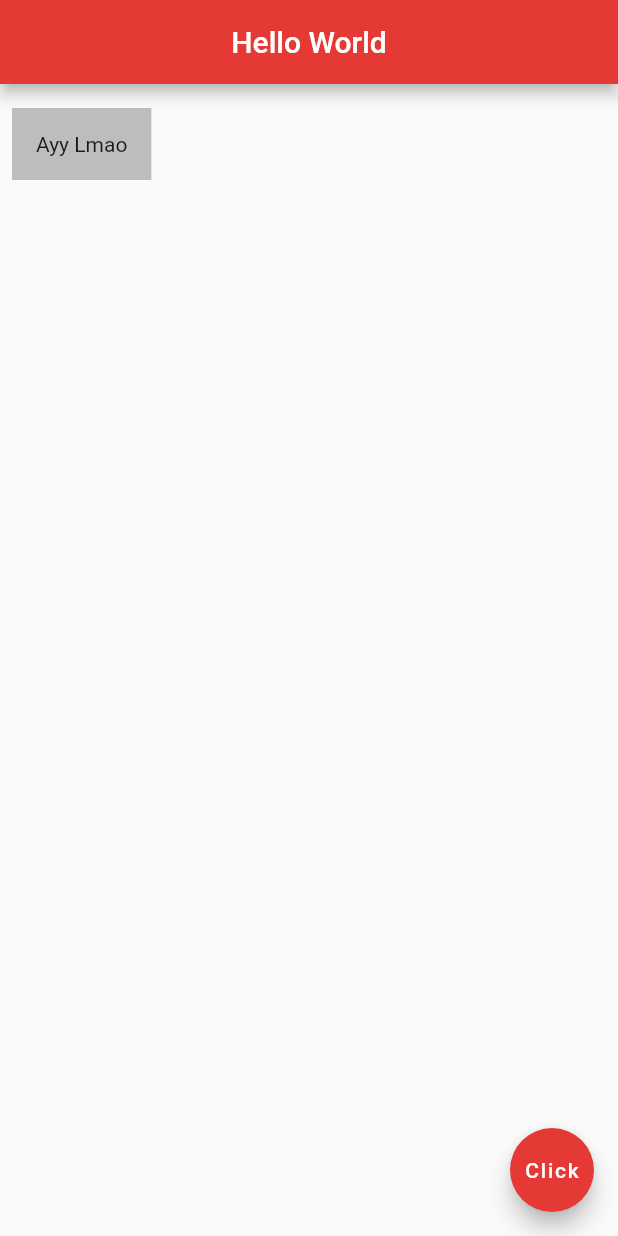
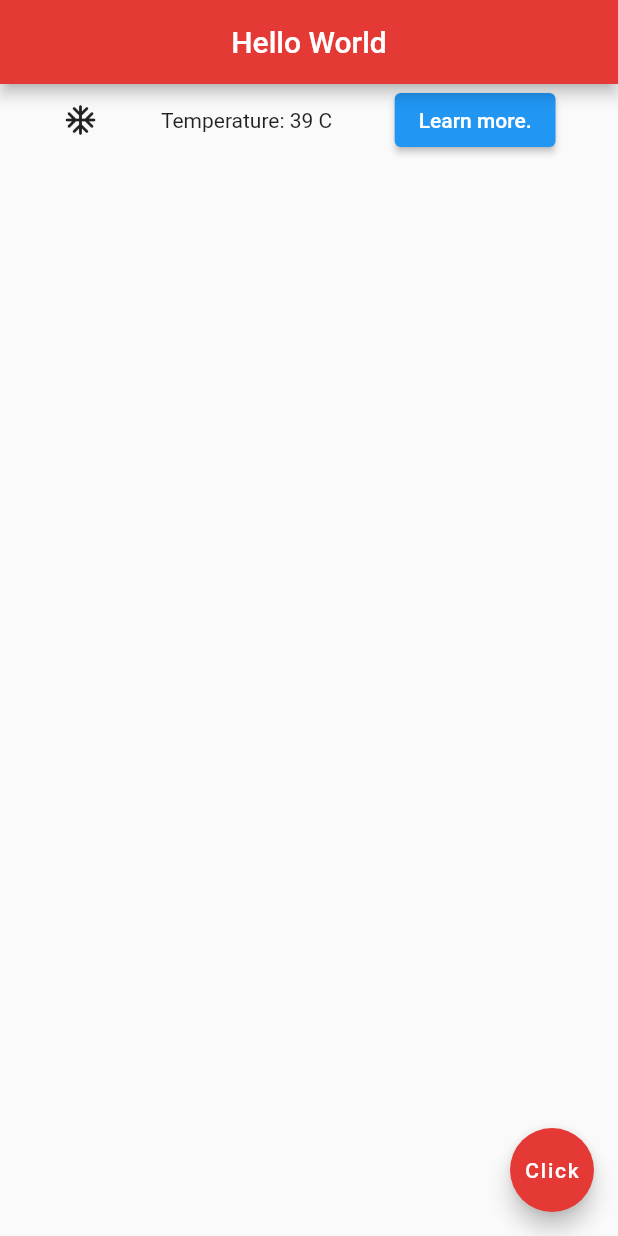
Before and after one commit to AbrahamWong/flutter_tutorial, a Flutter app: the screen it shows after launch, on a phone screen of 412 x 824 dp. Run offline on Flutter 3.47's test engine with Material 2 defaults, Android fonts, the phone set to English and light mode, and no system bars.

Commit message:
Using Row() to place multiple Widget in a single row, MainAxisAlignment & CrossAxisAlignment to align elements on the row in particular axis.

```diff
--- a/lib/main.dart
+++ b/lib/main.dart
@@ -26,22 +26,22 @@ class Home extends StatelessWidget {
         backgroundColor: Colors.red[600],
       ),
 
-      // Container is used to contains a Widget, usually used for margin
-      // and padding
-      body: Container(
-        // padding is used to add padding, duh.
-        // use EdgeInsets to add padding / margin
-        padding: const EdgeInsets.all(16.0),
-        margin: const EdgeInsets.symmetric(horizontal: 8, vertical: 16),
-        color: Colors.grey[400],
-        child: const Text("Ayy Lmao"),
+      // Row() allows you to place multiple Widget in a single row
+      // only using Row() is fine and dandy until you realize that
+      // there is no spacing on the elements whatsoever
+      // Use MainAxisAlignment to align row elements horizontally
+      // Use CrossAxisAlignment to align row elements vertically
+      // there is no margin on Row() btw, maybe use Container for that.
+      body: Row(
+        mainAxisAlignment: MainAxisAlignment.spaceEvenly,
+        children: [
+          const Icon(Icons.ac_unit_rounded),
+          const Text("Temperature: 39 C"),
+          ElevatedButton(
+              onPressed: () {},
+              child: const Text("Learn more."))
+        ],
       ),
-
-      // or you know, you can just use Padding()
-      // body: const Padding(
-      //   padding: EdgeInsets.fromLTRB(15, 10, 5, 2),
-      //   child: Text("with Padding()"),
-      // ),
 
       floatingActionButton: FloatingActionButton(
         onPressed: () {  },
```
